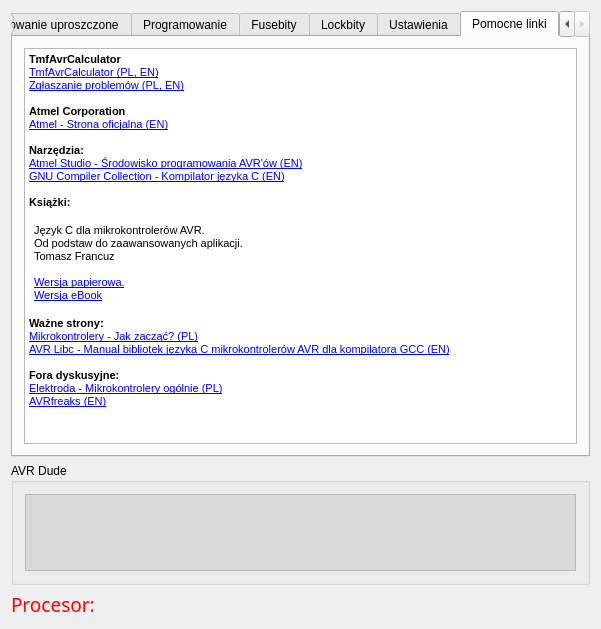
Qt form forms/maindialog.ui (ttomek32/tmfavrcalculator) before a commit.
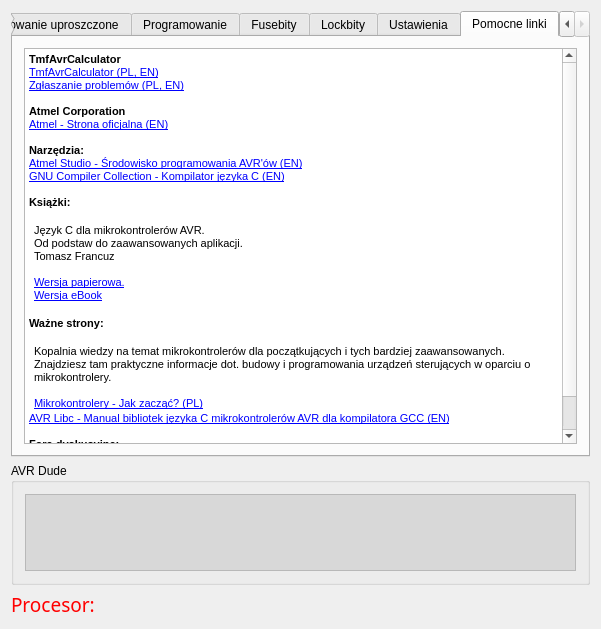
The same form after that commit. The open tabs and pages were chosen to show the change. Icons and pictures are not drawn.

Commit message: Poprawiony link do mikrokontrolery...

```diff
--- a/forms/maindialog.ui
+++ b/forms/maindialog.ui
@@ -1317,7 +1317,14 @@
 &lt;p style=&quot; margin-top:0px; margin-bottom:0px; margin-left:0px; margin-right:0px; -qt-block-indent:0; text-indent:0px;&quot;&gt;&lt;img src=&quot;:/jcmikr.jpg&quot; /&gt;&lt;/p&gt;&lt;/td&gt;
 &lt;td&gt;
 &lt;p style=&quot; margin-top:0px; margin-bottom:0px; margin-left:0px; margin-right:0px; -qt-block-indent:0; text-indent:0px;&quot;&gt;&lt;span style=&quot; font-size:8pt;&quot;&gt;Język C dla mikrokontrolerów AVR.&lt;br /&gt;Od podstaw do zaawansowanych aplikacji.&lt;br /&gt;Tomasz Francuz&lt;br /&gt;&lt;br /&gt;&lt;/span&gt;&lt;a href=&quot;http://helion.pl/view/5314./jcmikr.htm&quot;&gt;&lt;span style=&quot; font-size:8pt; text-decoration: underline; color:#0000ff;&quot;&gt;Wersja papierowa.&lt;/span&gt;&lt;/a&gt;&lt;span style=&quot; font-size:8pt;&quot;&gt;&lt;br /&gt;&lt;/span&gt;&lt;a href=&quot;http://helion.pl/view/5314./jcmikr_p.htm&quot;&gt;&lt;span style=&quot; font-size:8pt; text-decoration: underline; color:#0000ff;&quot;&gt;Wersja eBook&lt;/span&gt;&lt;/a&gt;&lt;/p&gt;&lt;/td&gt;&lt;/tr&gt;&lt;/table&gt;
-&lt;p style=&quot; margin-top:0px; margin-bottom:0px; margin-left:0px; margin-right:0px; -qt-block-indent:0; text-indent:0px;&quot;&gt;&lt;span style=&quot; font-size:8pt;&quot;&gt;&lt;br /&gt;&lt;/span&gt;&lt;span style=&quot; font-size:8pt; font-weight:600;&quot;&gt;Ważne strony:&lt;/span&gt;&lt;span style=&quot; font-size:8pt;&quot;&gt;&lt;br /&gt;&lt;/span&gt;&lt;a href=&quot;http://mikrokontrolery.blogspot.com/&quot;&gt;&lt;span style=&quot; font-size:8pt; text-decoration: underline; color:#0000ff;&quot;&gt;Mikrokontrolery - Jak zacząć? (PL)&lt;/span&gt;&lt;/a&gt;&lt;span style=&quot; font-size:8pt;&quot;&gt;&lt;br /&gt;&lt;/span&gt;&lt;a href=&quot;http://www.nongnu.org/avr-libc/user-manual/modules.html&quot;&gt;&lt;span style=&quot; font-size:8pt; text-decoration: underline; color:#0000ff;&quot;&gt;AVR Libc - Manual bibliotek języka C mikrokontrolerów AVR dla kompilatora GCC (EN)&lt;/span&gt;&lt;/a&gt;&lt;span style=&quot; font-size:8pt;&quot;&gt;&lt;br /&gt;&lt;br /&gt;&lt;/span&gt;&lt;span style=&quot; font-size:8pt; font-weight:600;&quot;&gt;Fora dyskusyjne:&lt;/span&gt;&lt;span style=&quot; font-size:8pt;&quot;&gt;&lt;br /&gt;&lt;/span&gt;&lt;a href=&quot;http://www.elektroda.pl/rtvforum/forum12.html&quot;&gt;&lt;span style=&quot; font-size:8pt; text-decoration: underline; color:#0000ff;&quot;&gt;Elektroda - Mikrokontrolery ogólnie (PL)&lt;/span&gt;&lt;/a&gt;&lt;span style=&quot; font-size:8pt;&quot;&gt;&lt;br /&gt;&lt;/span&gt;&lt;a href=&quot;http://www.avrfreaks.net/&quot;&gt;&lt;span style=&quot; font-size:8pt; text-decoration: underline; color:#0000ff;&quot;&gt;AVRfreaks (EN)&lt;/span&gt;&lt;/a&gt;&lt;/p&gt;&lt;/body&gt;&lt;/html&gt;</string>
+&lt;p style=&quot; margin-top:0px; margin-bottom:0px; margin-left:0px; margin-right:0px; -qt-block-indent:0; text-indent:0px;&quot;&gt;&lt;span style=&quot; font-size:8pt;&quot;&gt;&lt;br /&gt;&lt;/span&gt;&lt;span style=&quot; font-size:8pt; font-weight:600;&quot;&gt;Ważne strony:&lt;/span&gt;&lt;span style=&quot; font-size:8pt;&quot;&gt;&lt;br /&gt;&lt;/span&gt;&lt;/p&gt;
+&lt;table border=&quot;0&quot; style=&quot; margin-top:0px; margin-bottom:0px; margin-left:0px; margin-right:0px;&quot; cellspacing=&quot;2&quot; cellpadding=&quot;0&quot;&gt;
+&lt;tr&gt;
+&lt;td&gt;
+&lt;p style=&quot; margin-top:0px; margin-bottom:0px; margin-left:0px; margin-right:0px; -qt-block-indent:0; text-indent:0px;&quot;&gt;&lt;img src=&quot;:/mikrokontrolery_v1_80x107.jpg&quot; /&gt;&lt;/p&gt;&lt;/td&gt;
+&lt;td&gt;
+&lt;p style=&quot; margin-top:0px; margin-bottom:0px; margin-left:0px; margin-right:0px; -qt-block-indent:0; text-indent:0px;&quot;&gt;&lt;span style=&quot; font-size:8pt;&quot;&gt;Kopalnia wiedzy na temat mikrokontrolerów dla początkujących i tych bardziej zaawansowanych. Znajdziesz tam praktyczne informacje dot. budowy i programowania urządzeń sterujących w oparciu o mikrokontrolery.&lt;br /&gt;&lt;br /&gt;&lt;/span&gt;&lt;a href=&quot;http://mikrokontrolery.blogspot.com/&quot;&gt;&lt;span style=&quot; font-size:8pt; text-decoration: underline; color:#0000ff;&quot;&gt;Mikrokontrolery - Jak zacząć? (PL)&lt;/span&gt;&lt;/a&gt;&lt;/p&gt;&lt;/td&gt;&lt;/tr&gt;&lt;/table&gt;
+&lt;p style=&quot; margin-top:0px; margin-bottom:0px; margin-left:0px; margin-right:0px; -qt-block-indent:0; text-indent:0px;&quot;&gt;&lt;a href=&quot;http://www.nongnu.org/avr-libc/user-manual/modules.html&quot;&gt;&lt;span style=&quot; font-size:8pt; text-decoration: underline; color:#0000ff;&quot;&gt;AVR Libc - Manual bibliotek języka C mikrokontrolerów AVR dla kompilatora GCC (EN)&lt;/span&gt;&lt;/a&gt;&lt;span style=&quot; font-size:8pt;&quot;&gt;&lt;br /&gt;&lt;br /&gt;&lt;/span&gt;&lt;span style=&quot; font-size:8pt; font-weight:600;&quot;&gt;Fora dyskusyjne:&lt;/span&gt;&lt;span style=&quot; font-size:8pt;&quot;&gt;&lt;br /&gt;&lt;/span&gt;&lt;a href=&quot;http://www.elektroda.pl/rtvforum/forum12.html&quot;&gt;&lt;span style=&quot; font-size:8pt; text-decoration: underline; color:#0000ff;&quot;&gt;Elektroda - Mikrokontrolery ogólnie (PL)&lt;/span&gt;&lt;/a&gt;&lt;span style=&quot; font-size:8pt;&quot;&gt;&lt;br /&gt;&lt;/span&gt;&lt;a href=&quot;http://www.avrfreaks.net/&quot;&gt;&lt;span style=&quot; font-size:8pt; text-decoration: underline; color:#0000ff;&quot;&gt;AVRfreaks (EN)&lt;/span&gt;&lt;/a&gt;&lt;/p&gt;&lt;/body&gt;&lt;/html&gt;</string>
          </property>
          <property name="openExternalLinks">
           <bool>true</bool>
```
Left out of the diff: 2 changed lines with no effect on the pictures. The commit also changes 2 other files.
